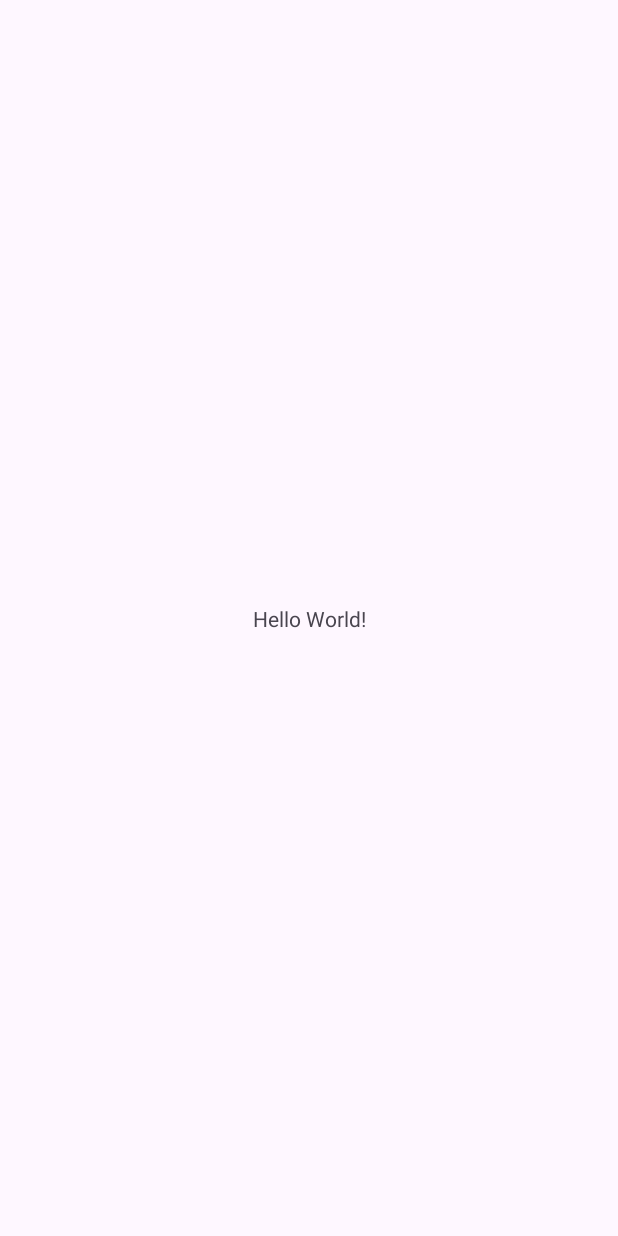
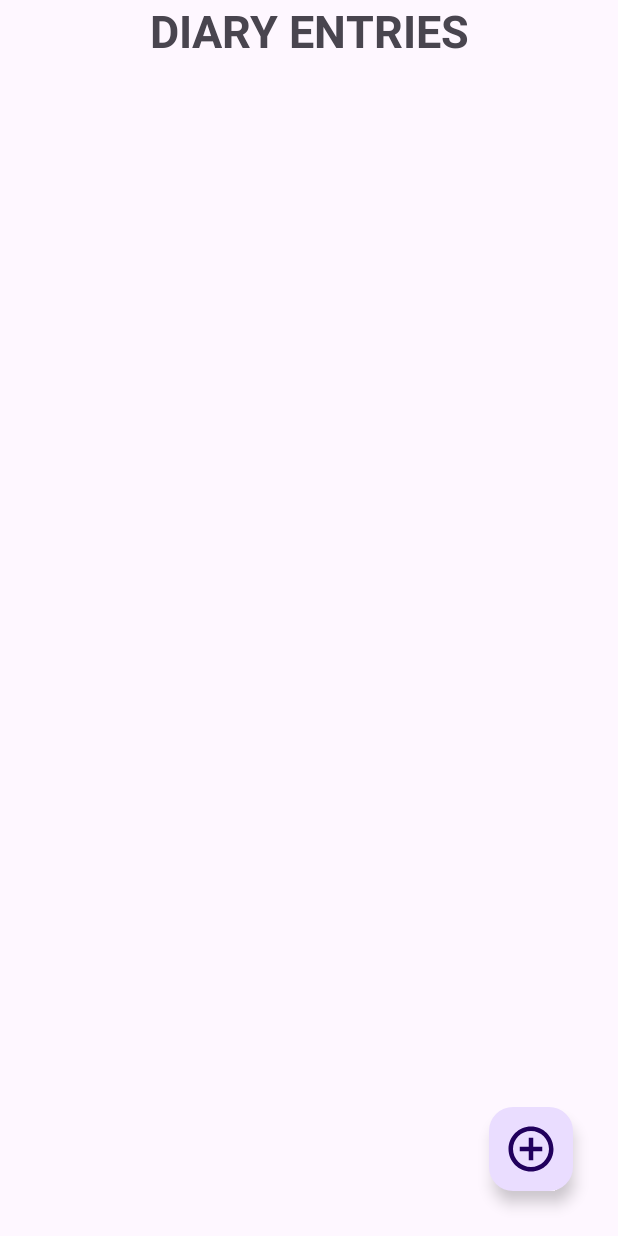
Before and after one commit to IvanFox913/Diario, an Android app: the screen it shows after launch (MainActivity), on a phone screen of 412 x 824 dp. Before the commit the screen is almost empty. Run offline under Robolectric (Android 15) with nearby library versions, the phone set to English and light mode, and no system bars.

Commit message:
Modificação do layout da Main Activity
Primeira modificação, possivelmente modificarei de novo no futuro.

```diff
--- /dev/null
+++ b/app/src/main/res/drawable/ic_diary_entry_add.xml
@@ -0,0 +1,5 @@
+<vector xmlns:android="http://schemas.android.com/apk/res/android" android:height="24dp" android:tint="#000000" android:viewportHeight="24" android:viewportWidth="24" android:width="24dp">
+
+    <path android:fillColor="@android:color/white" android:pathData="M13,7h-2v4L7,11v2h4v4h2v-4h4v-2h-4L13,7zM12,2C6.48,2 2,6.48 2,12s4.48,10 10,10 10,-4.48 10,-10S17.52,2 12,2zM12,20c-4.41,0 -8,-3.59 -8,-8s3.59,-8 8,-8 8,3.59 8,8 -3.59,8 -8,8z"/>
+
+</vector>
--- a/app/src/main/res/layout/activity_main.xml
+++ b/app/src/main/res/layout/activity_main.xml
@@ -8,12 +8,37 @@
     tools:context=".ui.main.MainActivity">
 
     <TextView
+        android:id="@+id/textview_diary_entries_title"
+        android:layout_width="match_parent"
+        android:layout_height="wrap_content"
+        android:text="Diary Entries"
+        android:textSize="30sp"
+        android:textStyle="bold"
+        android:textAllCaps="true"
+        android:textAlignment="center"
+        app:layout_constraintTop_toTopOf="parent"
+        app:layout_constraintEnd_toEndOf="parent"
+        app:layout_constraintStart_toStartOf="parent"/>
+
+    <androidx.recyclerview.widget.RecyclerView
+        android:layout_width="match_parent"
+        android:layout_height="wrap_content"
+        app:layout_constraintVertical_bias="0"
+        app:layout_constrainedHeight="true"
+        app:layout_constraintTop_toBottomOf="@id/textview_diary_entries_title"
+        app:layout_constraintEnd_toEndOf="parent"
+        app:layout_constraintStart_toStartOf="parent"
+        app:layout_constraintBottom_toTopOf="@id/floatactionbutton_add"/>
+
+    <com.google.android.material.floatingactionbutton.FloatingActionButton
+        android:id="@+id/floatactionbutton_add"
         android:layout_width="wrap_content"
         android:layout_height="wrap_content"
-        android:text="Hello World!"
-        app:layout_constraintBottom_toBottomOf="parent"
+        android:src="@drawable/ic_diary_entry_add"
+        app:maxImageSize="36dp"
+        android:layout_marginEnd="30dp"
+        android:layout_marginBottom="30dp"
         app:layout_constraintEnd_toEndOf="parent"
-        app:layout_constraintStart_toStartOf="parent"
-        app:layout_constraintTop_toTopOf="parent" />
+        app:layout_constraintBottom_toBottomOf="parent"/>
 
 </androidx.constraintlayout.widget.ConstraintLayout>
```
